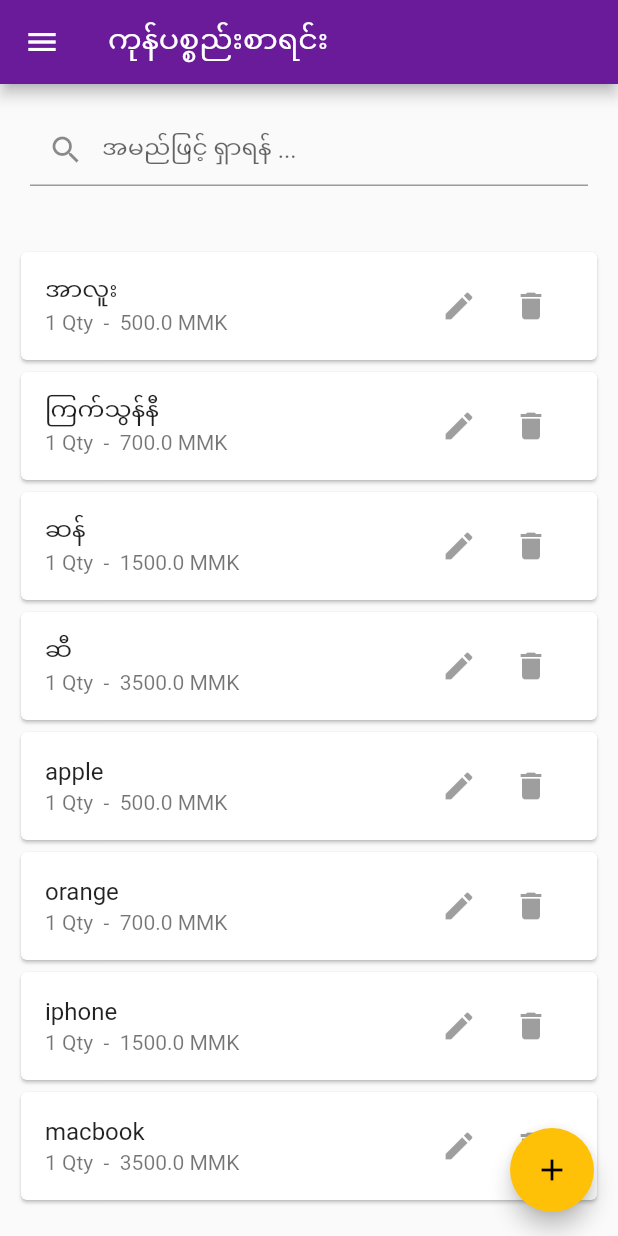
After one commit to hponemahn/bossi_pos, a Flutter app: the screen it shows after launch, in the side drawer, after a tap on "ကုန်ပစ္စည်းများ", on a phone screen of 412 x 824 dp. The commit adds this screen. Run offline on Flutter 3.47's test engine with Material 2 defaults, Android fonts, the phone set to English and light mode, and no system bars; our stand-ins replace pdf, printing.

Commit message:
managed products list

```diff
--- a/lib/main.dart
+++ b/lib/main.dart
@@ -1,6 +1,7 @@
 import 'package:bossi_pos/providers/cart.dart';
 import 'package:bossi_pos/providers/products.dart';
 import 'package:bossi_pos/screens/cart_screen.dart';
+import 'package:bossi_pos/screens/manage_products_screen.dart';
 import 'package:bossi_pos/screens/order_screen.dart';
 import 'package:bossi_pos/screens/sell_screen.dart';
 import 'package:flutter/material.dart';
@@ -34,6 +35,7 @@ class MyApp extends StatelessWidget {
       routes: {
         CartScreen.routeName: (ctx) => CartScreen(),
         OrderScreen.routeName: (ctx) => OrderScreen(),
+        ManageProductsScreen.routeName: (ctx) => ManageProductsScreen(),
       },
     ),);
 
--- /dev/null
+++ b/lib/screens/manage_products_screen.dart
@@ -0,0 +1,81 @@
+import 'package:bossi_pos/providers/product.dart';
+import 'package:bossi_pos/providers/products.dart';
+import 'package:bossi_pos/widgets/drawlet.dart';
+import 'package:bossi_pos/widgets/manage_product_item.dart';
+import 'package:flutter/material.dart';
+import 'package:provider/provider.dart';
+
+class ManageProductsScreen extends StatefulWidget {
+  static const routeName = "manage_products";
+
+  @override
+  _ManageProductsScreenState createState() => _ManageProductsScreenState();
+}
+
+class _ManageProductsScreenState extends State<ManageProductsScreen> {
+  String _searchText = "";
+
+  Widget _productListView (products) {
+    if (_searchText.isNotEmpty) {
+      List tempList = new List();
+      for (int i = 0; i < products.length; i++) {
+        if (products[i]
+            .name
+            .toLowerCase()
+            .contains(_searchText.toLowerCase())) {
+          tempList.add(products[i]);
+        }
+      }
+      products = tempList;
+    }
+
+    return ListView.builder(shrinkWrap: true,itemCount: products.length, itemBuilder: (ctx, i) => ManageProductItem(products[i].id, products[i].name, products[i].price)
+    );
+  }
+
+  @override
+  Widget build(BuildContext context) {
+    List<Product> _products = Provider.of<Products>(context).products;
+    return Scaffold(
+      appBar: AppBar(
+        title: Text("ကုန်ပစ္စည်းစာရင်း"),
+      ),
+      drawer: Drawlet(),
+      body: GestureDetector(
+        onTap: () {
+          FocusScopeNode currentFocus = FocusScope.of(context);
+
+          if (!currentFocus.hasPrimaryFocus) {
+            currentFocus.unfocus();
+          }
+        },
+        child: ListView(
+          padding: EdgeInsets.all(10),
+          children: [
+            Container(
+              padding: EdgeInsets.all(10),
+              child: TextField(
+                onChanged: (val) {
+                  setState(() {
+                    _searchText = val;
+                  });
+                },
+                decoration: new InputDecoration(
+                    prefixIcon: new Icon(Icons.search),
+                    hintText: 'အမည်ဖြင့် ရှာရန် ...'),
+              ),
+            ),
+            SizedBox(
+              height: 30,
+            ),
+            _productListView(_products),
+          ],
+        ),
+      ),
+      floatingActionButton: FloatingActionButton(
+        child: Icon(Icons.add),
+        onPressed: null,
+      ),
+    );
+  }
+}
--- a/lib/widgets/drawlet.dart
+++ b/lib/widgets/drawlet.dart
@@ -1,3 +1,4 @@
+import 'package:bossi_pos/screens/manage_products_screen.dart';
 import 'package:flutter/material.dart';
 
 class Drawlet extends StatelessWidget {
@@ -51,13 +52,13 @@ class Drawlet extends StatelessWidget {
           //     Navigator.pushNamed(context, '/dashboard');
           //   },
           // ),
-          // ListTile(
-          //   leading: Icon(Icons.store),
-          //   title: Text("ကုန်ပစ္စည်းများ"),
-          //   onTap: () {
-          //     Navigator.pushNamed(context, '/product');
-          //   },
-          // ),
+          ListTile(
+            leading: Icon(Icons.store),
+            title: Text("ကုန်ပစ္စည်းများ"),
+            onTap: () {
+              Navigator.pushReplacementNamed(context, ManageProductsScreen.routeName);
+            },
+          ),
           // ListTile(
           //   leading: Icon(Icons.category),
           //   title: Text("အမျိုးအစားများ"),
--- /dev/null
+++ b/lib/widgets/manage_product_item.dart
@@ -0,0 +1,29 @@
+import 'package:flutter/material.dart';
+
+class ManageProductItem extends StatelessWidget {
+  final String id;
+  final String name;
+  final double price;
+
+  const ManageProductItem(this.id, this.name, this.price);
+
+  @override
+  Widget build(BuildContext context) {
+    return Card(
+      child: ListTile(
+        title: Text(name),
+        subtitle: Text("1 Qty  -  $price MMK"),
+        // subtitle: Text("အရေအတွက်: 25 | စျေးနှုန်း: 2,500"),
+        trailing: Container(
+          width: 100,
+          child: Row(
+          children: [
+            IconButton(icon: Icon(Icons.edit),onPressed: null,),
+            IconButton(icon: Icon(Icons.delete),onPressed: null,),
+          ],
+        ),
+        )
+      ),
+    );
+  }
+}
```
Also changed, not shown: lib/screens/cart_screen.dart (+0 -41 lines).
